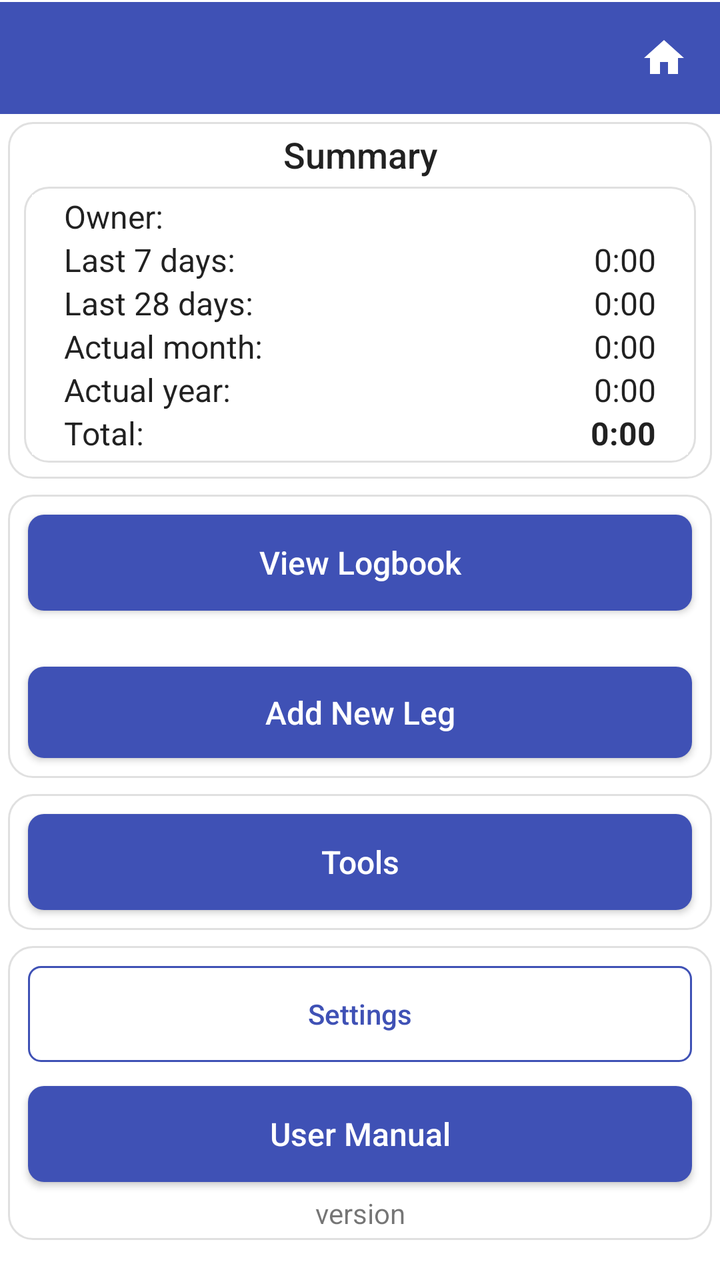
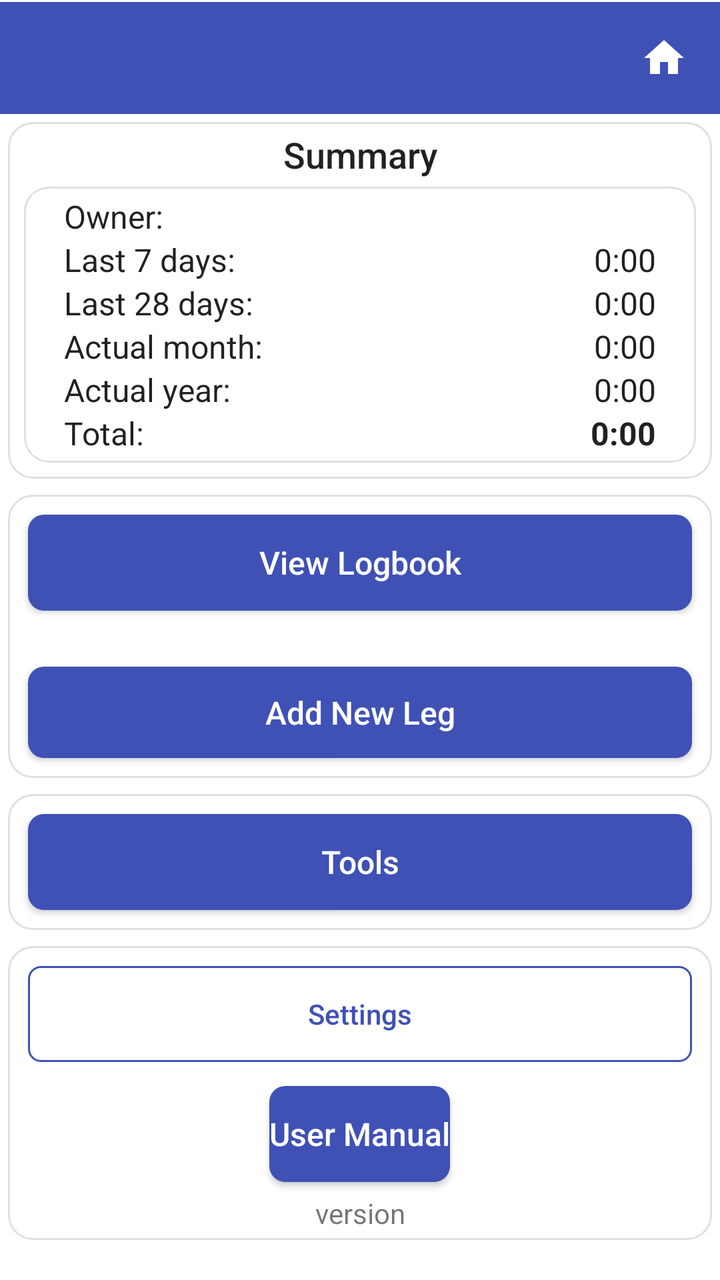

Screens rendered from an Android XML layout before and after an edit, with the pre-edit source and the edit as a unified diff.
<!-- AndroidManifest.xml: application theme Theme.StripToLogbook.View -->
<!-- res/layout/activity_home.xml -->
<?xml version="1.0" encoding="utf-8"?>
<LinearLayout xmlns:android="http://schemas.android.com/apk/res/android"
    android:layout_width="match_parent"
    android:layout_height="match_parent"
    android:orientation="vertical"
    android:paddingBottom="16dp">

    
    <include layout="@layout/view_app_toolbar" />

    
    <LinearLayout
        android:id="@+id/card_block_summary"
        style="@style/Card.Surface"
        android:layout_width="match_parent"
        android:layout_height="wrap_content"
        android:autoSizeTextType="uniform"
        android:gravity="center"
        android:orientation="vertical">

        <TextView
            android:layout_width="wrap_content"
            android:layout_height="wrap_content"
            android:layout_gravity="center"
            android:gravity="center"
            android:text="Summary"
            android:textAppearance="@style/TextAppearance.AppCompat.Title" />

        <LinearLayout
            style="@style/Card.Surface"
            android:layout_width="match_parent"
            android:layout_height="wrap_content"
            android:layout_gravity="center_horizontal"
            android:orientation="vertical"
            android:paddingLeft="18dp">

            
            <LinearLayout
                android:id="@+id/row_home_owner"
                android:layout_width="match_parent"
                android:layout_height="wrap_content"
                android:orientation="horizontal"
                android:paddingHorizontal="16dp">

                <TextView
                    android:layout_width="0dp"
                    android:layout_height="wrap_content"
                    android:layout_weight="1"
                    android:text="Owner:"
                    android:textAppearance="@style/TextAppearance.AppCompat.Body1" />

                <TextView
                    android:id="@+id/tv_home_owner_value"
                    android:layout_width="wrap_content"
                    android:layout_height="wrap_content"
                    android:text=""
                    android:textAppearance="@style/TextAppearance.AppCompat.Body1" />
            </LinearLayout>

            
            <LinearLayout
                android:layout_width="match_parent"
                android:layout_height="wrap_content"
                android:orientation="horizontal"
                android:paddingHorizontal="16dp">

                <TextView
                    android:layout_width="0dp"
                    android:layout_height="wrap_content"
                    android:layout_weight="1"
                    android:text="Last 7 days:"
                    android:textAppearance="@style/TextAppearance.AppCompat.Body1" />

                <TextView
                    android:id="@+id/tv_home_last_7_days_value"
                    android:layout_width="wrap_content"
                    android:layout_height="wrap_content"
                    android:text="0:00"
                    android:textAppearance="@style/TextAppearance.AppCompat.Body1" />
            </LinearLayout>

            
            <LinearLayout
                android:layout_width="match_parent"
                android:layout_height="wrap_content"
                android:orientation="horizontal"
                android:paddingHorizontal="16dp">

                <TextView
                    android:layout_width="0dp"
                    android:layout_height="wrap_content"
                    android:layout_weight="1"
                    android:text="Last 28 days:"
                    android:textAppearance="@style/TextAppearance.AppCompat.Body1" />

                <TextView
                    android:id="@+id/tv_home_last_28_days_value"
                    android:layout_width="wrap_content"
                    android:layout_height="wrap_content"
                    android:text="0:00"
                    android:textAppearance="@style/TextAppearance.AppCompat.Body1" />
            </LinearLayout>

            
            <LinearLayout
                android:layout_width="match_parent"
                android:layout_height="wrap_content"
                android:orientation="horizontal"
                android:paddingHorizontal="16dp">

                <TextView
                    android:layout_width="0dp"
                    android:layout_height="wrap_content"
                    android:layout_weight="1"
                    android:text="Actual month:"
                    android:textAppearance="@style/TextAppearance.AppCompat.Body1" />

                <TextView
                    android:id="@+id/tv_home_actual_month_value"
                    android:layout_width="wrap_content"
                    android:layout_height="wrap_content"
                    android:text="0:00"
                    android:textAppearance="@style/TextAppearance.AppCompat.Body1" />
            </LinearLayout>

            
            <LinearLayout
                android:layout_width="match_parent"
                android:layout_height="wrap_content"
                android:orientation="horizontal"
                android:paddingHorizontal="16dp">

                <TextView
                    android:layout_width="0dp"
                    android:layout_height="wrap_content"
                    android:layout_weight="1"
                    android:text="Actual year:"
                    android:textAppearance="@style/TextAppearance.AppCompat.Body1" />

                <TextView
                    android:id="@+id/tv_home_actual_year_value"
                    android:layout_width="wrap_content"
                    android:layout_height="wrap_content"
                    android:text="0:00"
                    android:textAppearance="@style/TextAppearance.AppCompat.Body1" />
            </LinearLayout>

            
            <LinearLayout
                android:layout_width="match_parent"
                android:layout_height="wrap_content"
                android:orientation="horizontal"
                android:paddingHorizontal="16dp">

                <TextView
                    android:layout_width="0dp"
                    android:layout_height="wrap_content"
                    android:layout_weight="1"
                    android:text="Total:"
                    android:textAppearance="@style/TextAppearance.AppCompat.Body1" />

                <TextView
                    android:id="@+id/tv_home_total_value"
                    android:layout_width="wrap_content"
                    android:layout_height="wrap_content"
                    android:text="0:00"
                    android:textAppearance="@style/TextAppearance.AppCompat.Body1"
                    android:textStyle="bold" />
            </LinearLayout>

        </LinearLayout>

    </LinearLayout>

    <LinearLayout
        style="@style/Card.Surface"
        android:layout_width="match_parent"
        android:layout_height="0dp"
        android:layout_weight="1"
        android:autoSizeTextType="uniform"
        android:gravity="center"
        android:orientation="vertical">

        <Button
            android:id="@+id/btn_view_logbook"
            style="@style/PrimaryButtonStyle"
            android:layout_width="match_parent"
            android:layout_height="wrap_content"
            android:text="View Logbook" />

        <Space
            android:layout_width="match_parent"
            android:layout_height="16dp" />

        <Button
            android:id="@+id/btn_add_leg"
            style="@style/PrimaryButtonStyle"
            android:layout_width="match_parent"
            android:layout_height="wrap_content"
            android:text="Add New Leg" />

    </LinearLayout>

    <LinearLayout
        style="@style/Card.Surface"
        android:layout_width="match_parent"
        android:layout_height="wrap_content"
        android:autoSizeTextType="uniform"
        android:gravity="center"
        android:orientation="vertical">

        <Button
            android:id="@+id/btn_tools"
            style="@style/PrimaryButtonStyle"
            android:layout_width="match_parent"
            android:layout_height="wrap_content"
            android:text="Tools" />


    </LinearLayout>


    <LinearLayout
        style="@style/Card.Surface"
        android:layout_width="match_parent"
        android:layout_height="wrap_content"
        android:autoSizeTextType="uniform"
        android:gravity="center"
        android:orientation="vertical">

        <Button
            android:id="@+id/btn_settings"
            style="@style/SecondaryButtonStyle"
            android:layout_width="match_parent"
            android:layout_height="wrap_content"
            android:text="Settings" />

        <Button
            android:id="@+id/btn_user_manual"
            style="@style/PrimaryButtonStyle"
            android:layout_width="match_parent"
            android:layout_height="wrap_content"
            android:text="User Manual" />

        <TextView
            android:id="@+id/txtAppVersion"
            android:layout_width="match_parent"
            android:layout_height="wrap_content"
            android:gravity="center"
            android:text="version" />

    </LinearLayout>

</LinearLayout>
<!-- res/layout/view_app_toolbar.xml (included above) -->
<?xml version="1.0" encoding="utf-8"?>
<LinearLayout xmlns:android="http://schemas.android.com/apk/res/android"
    android:id="@+id/toolbar_container"
    android:layout_width="match_parent"
    android:layout_height="wrap_content"
    android:orientation="vertical"
    android:background="@color/colorPrimary">

    <View
        android:id="@+id/status_bar_spacer"
        android:layout_width="match_parent"
        android:layout_height="0dp"
        android:background="@color/colorPrimary" />

    <View
        android:layout_width="match_parent"
        android:layout_height="1dp"
        android:background="@color/surface" />

    <LinearLayout
        android:layout_width="match_parent"
        android:layout_height="wrap_content"
        android:orientation="horizontal"
        android:gravity="center_vertical"
        android:background="@color/colorPrimary">

        <androidx.appcompat.widget.Toolbar
            android:id="@+id/toolbar"
            style="@style/ToolbarStyle"
            android:layout_width="0dp"
            android:layout_height="wrap_content"
            android:layout_weight="1"
            android:background="@color/colorPrimary"
            android:minHeight="?attr/actionBarSize" />

        <ImageButton
            android:id="@+id/btn_home"
            android:layout_width="?attr/actionBarSize"
            android:layout_height="?attr/actionBarSize"
            android:background="?attr/selectableItemBackgroundBorderless"
            android:contentDescription="Home"
            android:src="@drawable/ic_home" />
    </LinearLayout>
</LinearLayout>
<!-- resources referenced by this layout -->
<resources>
  <color name="colorPrimary">#3F51B5</color>
  <color name="surface">#FFFFFFFF</color>
  <style name="Card.Surface">
          <item name="android:background">@drawable/bg_card</item>
          <item name="android:padding">4dp</item>
          <item name="android:layout_margin">4dp</item>
      </style>
  <style name="TextAppearance.AppCompat.Body1" parent="TextAppearance.AppCompat">
          <item name="android:textSize">16sp</item>
          <item name="android:textColor">@color/text_primary</item>
          <item name="android:fontFamily">sans-serif</item>
      </style>
  <style name="TextAppearance.AppCompat.Title" parent="TextAppearance.AppCompat">
          <item name="android:textSize">18sp</item>
          <item name="android:textColor">@color/text_primary</item>
          <item name="android:fontFamily">sans-serif-medium</item>
      </style>
  <style name="ToolbarStyle" parent="Widget.AppCompat.Toolbar">
          <item name="android:background">@color/colorPrimary</item>
          <item name="titleTextAppearance">@style/ToolbarTitleStyle</item>
      </style>
  <!-- drawable bg_card (drawable) -->
  <?xml version="1.0" encoding="utf-8"?>
  <shape xmlns:android="http://schemas.android.com/apk/res/android">
      <solid android:color="@color/surface" />
      <corners android:radius="12dp" />
      <stroke android:width="1dp"
          android:color="@color/border" />
  </shape>
  <!-- drawable bg_button_primary (drawable) -->
  <?xml version="1.0" encoding="utf-8"?>
  <shape xmlns:android="http://schemas.android.com/apk/res/android">
      <solid android:color="@color/colorPrimary" />
      <corners android:radius="8dp" />
  </shape>
  <!-- drawable bg_button_secondary (drawable) -->
  <?xml version="1.0" encoding="utf-8"?>
  <shape xmlns:android="http://schemas.android.com/apk/res/android">
      <solid android:color="@android:color/transparent" />
      <stroke android:width="1dp" android:color="@color/colorPrimary" />
      <corners android:radius="6dp" />
  </shape>
  <color name="text_primary">#DE000000</color>
  <style name="ToolbarTitleStyle" parent="Widget.AppCompat.EditText">
          
          <item name="android:textColor">@color/surface</item>
          <item name="tint">@android:color/white</item>
      </style>
  <color name="purple_500">#FF6200EE</color>
  <color name="purple_700">#FF3700B3</color>
  <color name="teal_200">#FF03DAC5</color>
  <color name="dropdown_background">#FFFFFFFF</color>
  <style name="NoBackgroundTextView" parent="Widget.AppCompat.TextView">
          <item name="android:background">@null</item>
      </style>
  <style name="MyAutoCompleteTextViewStyle" parent="Widget.AppCompat.AutoCompleteTextView">
          <item name="android:textSize">16sp</item>
          <item name="android:textColor">@color/text_primary</item>
          <item name="android:fontFamily">sans-serif</item>
          <item name="android:popupBackground">@color/dropdown_background</item>
      </style>
  <style name="ToolbarNavButtonStyle" parent="Widget.AppCompat.Toolbar.Button.Navigation">
          <item name="android:tint">@color/surface</item>
      </style>
  <color name="border">#E0E0E0</color>
  <!-- drawable edittext_background (drawable) -->
  <selector xmlns:android="http://schemas.android.com/apk/res/android">
      <item android:state_enabled="false"
          android:drawable="@android:color/transparent" />
      <item android:drawable="@drawable/edittext_background_shape" />
  
  
  
  </selector>
  <!-- drawable edittext_background_shape (drawable) -->
  <shape xmlns:android="http://schemas.android.com/apk/res/android">
      <solid android:color="@color/edittext_background_color" />
      <corners android:radius="4dp" />
      
      <stroke android:width="1dp" android:color="@color/edittext_stroke_color" />
  </shape>
  <color name="edittext_background_color">#F5F5F5</color>
  <color name="edittext_stroke_color">#DDDDDD</color>
  <!-- unchanged entries left out for length: 5 -->
</resources>

<!-- the commit's change to res/layout/activity_home.xml (unified diff, before → after) -->
@@ -238,7 +238,7 @@
         <Button
             android:id="@+id/btn_user_manual"
             style="@style/PrimaryButtonStyle"
-            android:layout_width="match_parent"
+            android:layout_width="wrap_content"
             android:layout_height="wrap_content"
             android:text="User Manual" />
 
